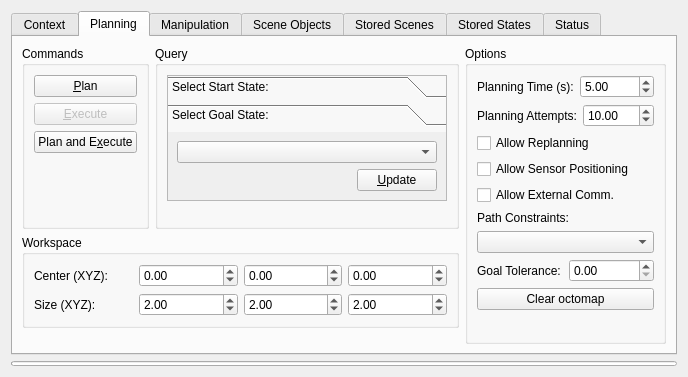
Old version of the form visualization/motion_planning_rviz_plugin/src/ui/motion_planning_rviz_plugin_frame.ui in the repository ros-gbp/moveit_ros-release.
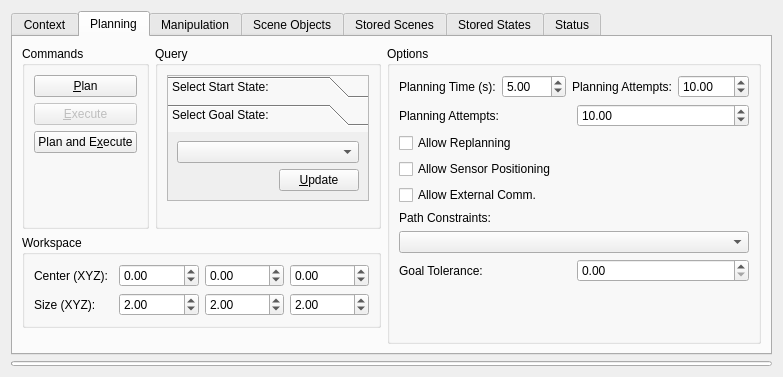
New version of the form.

```diff
--- a/visualization/motion_planning_rviz_plugin/src/ui/motion_planning_rviz_plugin_frame.ui
+++ b/visualization/motion_planning_rviz_plugin/src/ui/motion_planning_rviz_plugin_frame.ui
@@ -589,10 +589,33 @@
               </property>
              </widget>
             </item>
+            <item>
+             <widget class="QLabel" name="label_10">
+              <property name="text">
+               <string>Planning Attempts:</string>
+              </property>
+             </widget>
+            </item>
+            <item>
+             <widget class="QDoubleSpinBox" name="planning_attempts">
+              <property name="sizePolicy">
+               <sizepolicy hsizetype="Minimum" vsizetype="Fixed">
+                <horstretch>0</horstretch>
+                <verstretch>0</verstretch>
+               </sizepolicy>
+              </property>
+              <property name="maximum">
+               <number>1000</number>
+              </property>
+              <property name="value">
+               <number>10</number>
+              </property>
+             </widget>
+            </item>
            </layout>
           </item>
           <item>
-           <layout class="QHBoxLayout" name="horizontalLayout_15">
+           <layout class="QHBoxLayout" name="horizontalLayout_4">
             <item>
              <widget class="QLabel" name="label_10">
               <property name="text">
@@ -672,13 +695,6 @@
             </item>
            </layout>
           </item>
-          <item>
-           <widget class="QPushButton" name="clear_octomap_button">
-            <property name="text">
-             <string>Clear octomap</string>
-            </property>
-           </widget>
-          </item>
           <item>
            <spacer name="verticalSpacer_2">
             <property name="orientation">
```
